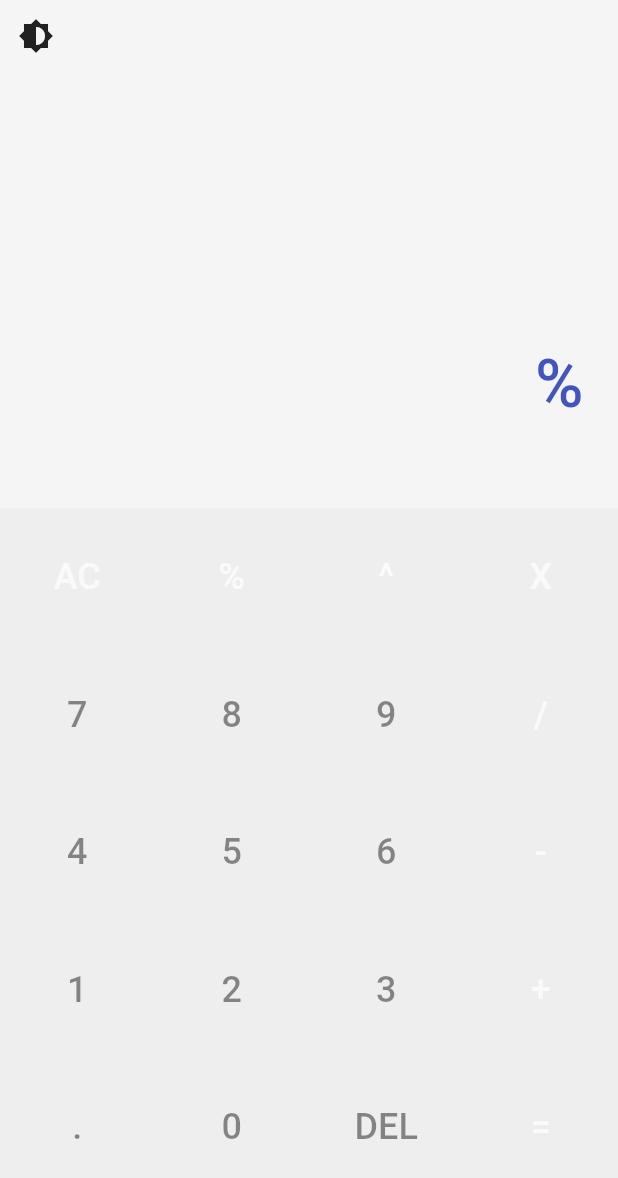
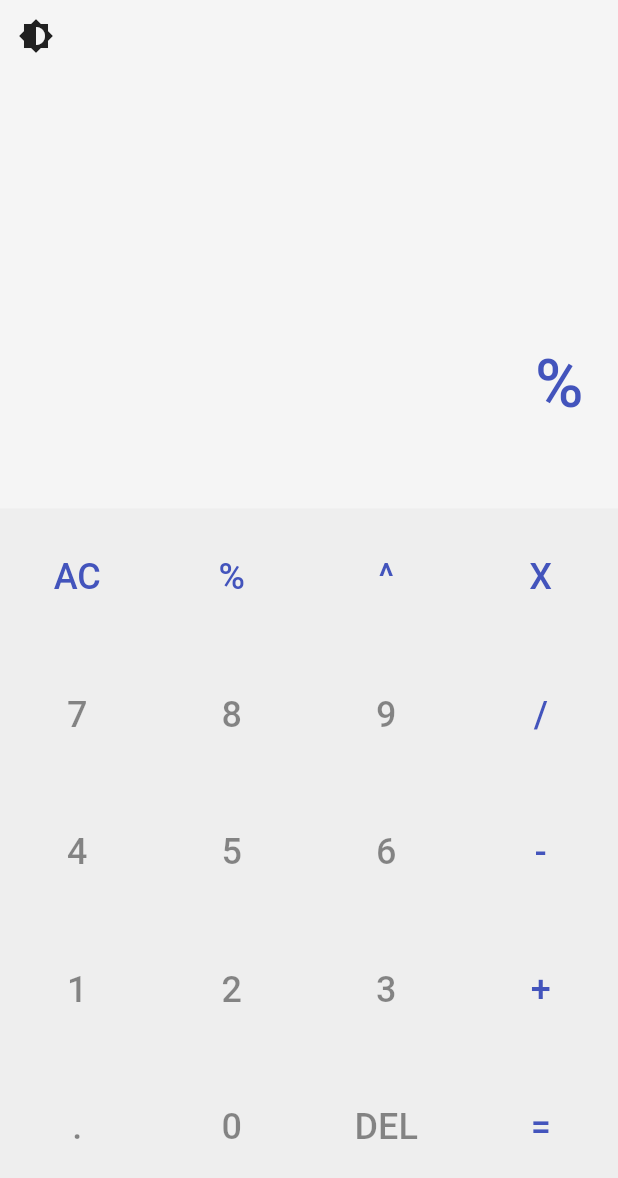
Before and after one commit to Hamdan985/Calculator_UI, a Flutter app: the screen it shows after launch, after a tap on an icon or button, on a phone screen of 412 x 824 dp. Shown: the top 1178 px of the screen. Run offline on Flutter 3.47's test engine with Material 2 defaults, Android fonts, the phone set to English and light mode, and no system bars; our stand-ins replace math_expressions; Roboto replaces fonts that are missing (VarelaRound-Regular).

Commit message:
Readme update & Bug Fix

```diff
--- a/lib/button_layout.dart
+++ b/lib/button_layout.dart
@@ -2,11 +2,6 @@ import 'package:flutter/material.dart';
 
 class ButtonLayout extends StatelessWidget {
   final Function buttonPressed;
-  final Color lightNumberColour = Colors.blue;
-  final Color lightOperatorColour = Colors.black;
-
-  final Color darkNumberColour = Colors.white;
-  final Color darkOperatorColour = Colors.limeAccent;
 
   final Color operatorColor;
   final Color numberColor;
--- a/lib/calculator_screen.dart
+++ b/lib/calculator_screen.dart
@@ -10,7 +10,7 @@ class CalculatorScreen extends StatefulWidget {
 }
 
 class _CalculatorScreenState extends State<CalculatorScreen> {
-  bool darkThemeEnabled = true;
+  bool darkThemeEnabled = false;
   String questionText = '';
   String answerText = '';
 
--- a/lib/services/theme_changer.dart
+++ b/lib/services/theme_changer.dart
@@ -30,7 +30,7 @@ class ThemeChanger with ChangeNotifier {
   Color _questionColor = Color.fromRGBO(67, 84, 188, 1);
 
   Color _numberColor = Colors.black45;
-  Color _operatorColor = Color.fromRGBO(250, 250, 250, 1);
+  Color _operatorColor = Color.fromRGBO(67, 84, 188, 1);
 
   Color _keypadColor = Colors.grey[200];
   Color _backgroundColor = Colors.grey[100];
```
Also changed, not shown: CalculatorAppExample.gif (added), 1 other file.
